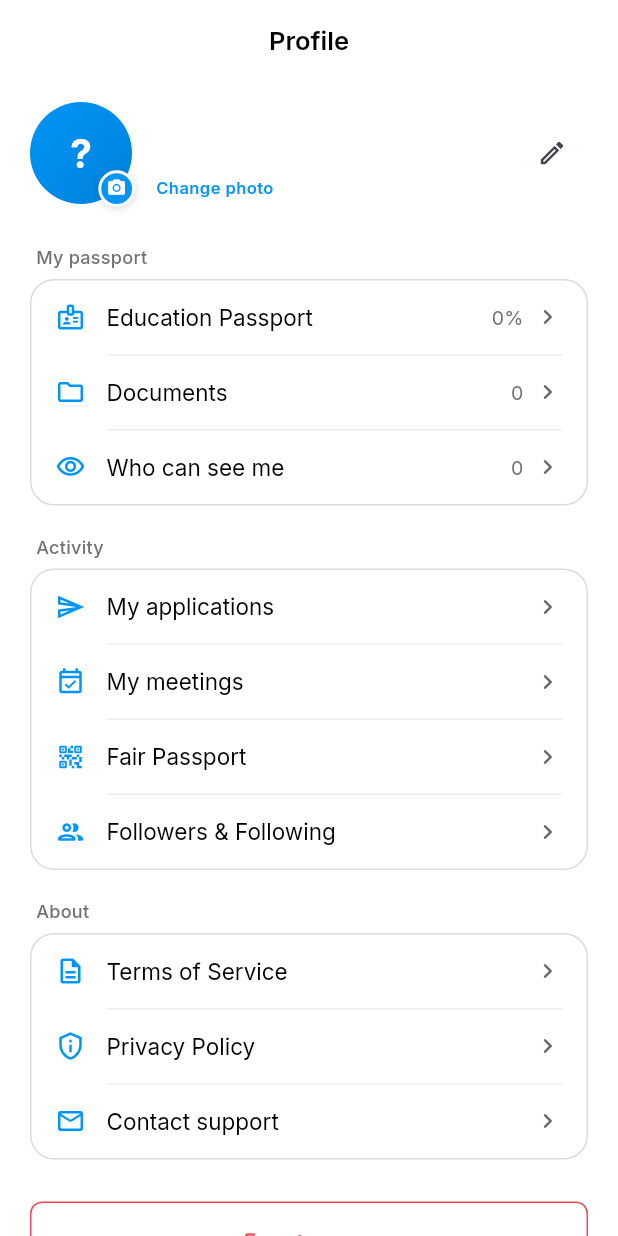
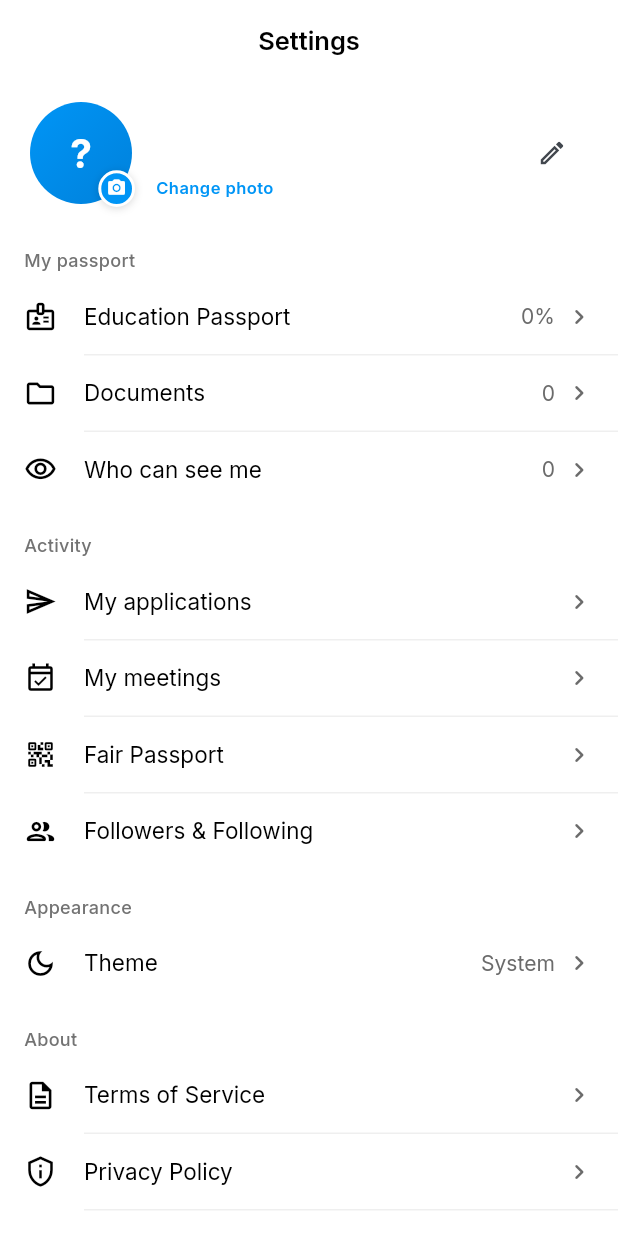
Before and after one commit to RESIDDE/eduxfair, a Flutter app: the ProfileScreen screen opened by its route, on a phone screen of 412 x 824 dp. Run offline on Flutter 3.47's test engine with Material 3 defaults, Android fonts, the phone set to English and light mode, and no system bars; our stand-ins replace cached_network_image, file_picker, flutter_animate, flutter_dotenv, go_router, google_fonts and 11 more; missing offline and left inert: livekit_client, record; accounts and stored records are empty; network calls fail.

Commit message:
Make /profile the settings screen it already was, and add Appearance
Both student "Settings" affordances already pushed /profile, so this screen was
the settings page in all but name. It is now titled and laid out as one:
edge-to-edge rows, section headers, monochrome glyphs — a column of blue icons
reads as a column of links — and sign-out as a marked row rather than a
stranded outlined button.

The Appearance group is the theme override. The picker sheet uses
useRootNavigator, which matters: a sheet pushed on a tab's own navigator sits
inside the shell's scroll listener, so a tall one can retract the nav bar
behind it.

SettingsSection/SettingsRow replaces three near-identical private copies of the
same thing — _Group/_Tile in profile_screen and again in org_more_screen, and
_Item in app_drawer. All three could only put a String at the end of a row,
which is exactly what stopped a control going in one. Only profile_screen is
migrated here, since the institution side is out of scope.

Also: the feed had Colors.green and Colors.blueAccent on two of its compose
shortcuts, outside the palette entirely. And `textOnDark` — a token added for
white text over the dark gradients, with zero call sites — is now wired into
the ten student-side places that used a literal instead. The values are
identical, so nothing moves on screen; the point is that the token stops being
dead and the next person retinting this does not have to find them by eye.

The QR code keeps its fixed white background, with the comment explaining why.

Co-Authored-By: Claude Opus 5 <noreply@anthropic.com>

```diff
--- /dev/null
+++ b/student_app/lib/core/theme/theme_mode_sheet.dart
@@ -0,0 +1,74 @@
+import 'package:flutter/material.dart';
+import 'package:provider/provider.dart';
+
+import 'app_colors.dart';
+import 'theme_provider.dart';
+
+/// Light / Dark / System, as a sheet.
+///
+/// `useRootNavigator: true` matters here: a sheet pushed on a tab's own
+/// navigator sits *inside* the shell's scroll listener, so a tall one can
+/// retract the nav bar behind it.
+Future<void> showThemeModeSheet(BuildContext context) => showModalBottomSheet(
+      context: context,
+      useRootNavigator: true,
+      builder: (_) => const _ThemeModeSheet(),
+    );
+
+class _ThemeModeSheet extends StatelessWidget {
+  const _ThemeModeSheet();
+
+  @override
+  Widget build(BuildContext context) {
+    final colors = context.colors;
+    final text = Theme.of(context).textTheme;
+    final theme = context.watch<ThemeProvider>();
+
+    return SafeArea(
+      top: false,
+      child: Column(
+        mainAxisSize: MainAxisSize.min,
+        crossAxisAlignment: CrossAxisAlignment.start,
+        children: [
+          Padding(
+            padding: const EdgeInsets.fromLTRB(20, 4, 20, 2),
+            child: Text('Appearance', style: text.titleLarge),
+          ),
+          Padding(
+            padding: const EdgeInsets.fromLTRB(20, 0, 20, 8),
+            child: Text(
+              'System follows your phone’s own light and dark setting.',
+              style: text.bodyMedium,
+            ),
+          ),
+          // RadioGroup rather than per-tile groupValue/onChanged, which are
+          // deprecated as of 3.32.
+          RadioGroup<ThemeMode>(
+            groupValue: theme.mode,
+            onChanged: (picked) {
+              if (picked != null) context.read<ThemeProvider>().set(picked);
+            },
+            child: Column(
+              mainAxisSize: MainAxisSize.min,
+              children: [
+                for (final (mode, label, icon) in const [
+                  (ThemeMode.system, 'System', Icons.brightness_auto_outlined),
+                  (ThemeMode.light, 'Light', Icons.light_mode_outlined),
+                  (ThemeMode.dark, 'Dark', Icons.dark_mode_outlined),
+                ])
+                  RadioListTile<ThemeMode>(
+                    value: mode,
+                    activeColor: colors.accent,
+                    title: Text(label, style: text.bodyLarge),
+                    secondary: Icon(icon, color: colors.textPrimary, size: 22),
+                    controlAffinity: ListTileControlAffinity.trailing,
+                  ),
+              ],
+            ),
+          ),
+          const SizedBox(height: 8),
+        ],
+      ),
+    );
+  }
+}
--- /dev/null
+++ b/student_app/lib/core/widgets/settings_section.dart
@@ -0,0 +1,128 @@
+import 'package:flutter/material.dart';
+
+import '../theme/app_colors.dart';
+
+/// One row in a settings list.
+///
+/// A data class rather than a widget so a section can draw its own separators
+/// and corner radii, which it cannot do if it is handed opaque children.
+class SettingsRow {
+  final IconData icon;
+  final String label;
+
+  /// A short value shown at the end of the row — "Dark", "82%", a count.
+  final String? value;
+
+  /// A control in place of the chevron. Takes precedence over [value]'s
+  /// chevron, for rows that toggle rather than navigate.
+  final Widget? trailing;
+
+  final VoidCallback? onTap;
+
+  /// For a destructive or otherwise marked row.
+  final Color? tint;
+
+  const SettingsRow({
+    required this.icon,
+    required this.label,
+    this.value,
+    this.trailing,
+    this.onTap,
+    this.tint,
+  });
+}
+
+/// A titled group of settings rows.
+///
+/// Replaces three near-identical private copies of this — `_Group`/`_Tile` in
+/// `profile_screen.dart` and again in `org_more_screen.dart`, and `_Item` in
+/// `app_drawer.dart`. All three could only put a `String` at the end of a row,
+/// which is exactly what stopped a control from going in one.
+class SettingsSection extends StatelessWidget {
+  final String? title;
+  final List<SettingsRow> rows;
+
+  const SettingsSection({super.key, this.title, required this.rows});
+
+  @override
+  Widget build(BuildContext context) {
+    final colors = context.colors;
+    final text = Theme.of(context).textTheme;
+
+    return Column(
+      crossAxisAlignment: CrossAxisAlignment.start,
+      children: [
+        if (title != null)
+          Padding(
+            padding: const EdgeInsets.fromLTRB(16, 18, 16, 6),
+            child: Text(
+              title!,
+              style: text.labelMedium?.copyWith(color: colors.textSecondary),
+            ),
+          ),
+        for (var i = 0; i < rows.length; i++) ...[
+          _Row(row: rows[i]),
+          if (i < rows.length - 1)
+            Divider(
+              height: 1,
+              color: colors.divider,
+              // Inset to the label, so the separators line up with the text
+              // rather than cutting under the glyphs.
+              indent: 56,
+              endIndent: 0,
+            ),
+        ],
+      ],
+    );
+  }
+}
+
+class _Row extends StatelessWidget {
+  final SettingsRow row;
+
+  const _Row({required this.row});
+
+  @override
+  Widget build(BuildContext context) {
+    final colors = context.colors;
+    final text = Theme.of(context).textTheme;
+    // Instagram's settings rows carry monochrome glyphs. A column of blue
+    // icons reads as a column of links.
+    final tint = row.tint ?? colors.textPrimary;
+
+    return InkWell(
+      onTap: row.onTap,
+      child: Padding(
+        padding: const EdgeInsets.symmetric(horizontal: 16, vertical: 14),
+        child: Row(
+          children: [
+            Icon(row.icon, size: 22, color: tint),
+            const SizedBox(width: 18),
+            Expanded(
+              child: Text(
+                row.label,
+                style: text.bodyLarge?.copyWith(
+                  color: row.tint ?? colors.textPrimary,
+                ),
+              ),
+            ),
+            if (row.trailing != null)
+              row.trailing!
+            else ...[
+              if (row.value != null)
+                Text(
+                  row.value!,
+                  style: text.bodyMedium?.copyWith(color: colors.textLight),
+                ),
+              if (row.onTap != null) ...[
+                const SizedBox(width: 6),
+                Icon(Icons.chevron_right_rounded,
+                    size: 20, color: colors.textLight),
+              ],
+            ],
+          ],
+        ),
+      ),
+    );
+  }
+}
--- a/student_app/lib/features/auth/screens/splash_screen.dart
+++ b/student_app/lib/features/auth/screens/splash_screen.dart
@@ -85,7 +85,7 @@ class _SplashScreenState extends State<SplashScreen> {
               Text(
                 AppConstants.appName,
                 style: Theme.of(context).textTheme.headlineMedium?.copyWith(
-                      color: Colors.white,
+                      color: colors.textOnDark,
                       fontWeight: FontWeight.w700,
                     ),
               ).animate(delay: 200.ms).fadeIn(duration: 400.ms).slideY(begin: 0.3),
@@ -93,7 +93,7 @@ class _SplashScreenState extends State<SplashScreen> {
               Text(
                 AppConstants.appTagline,
                 style: Theme.of(context).textTheme.bodyMedium?.copyWith(
-                      color: Colors.white.withValues(alpha: 0.75),
+                      color: colors.textOnDark.withValues(alpha: 0.75),
                     ),
               ).animate(delay: 350.ms).fadeIn(duration: 400.ms),
             ],
--- a/student_app/lib/features/discover/screens/institution_screen.dart
+++ b/student_app/lib/features/discover/screens/institution_screen.dart
@@ -478,7 +478,7 @@ class _HeaderSliver extends StatelessWidget {
       pinned: true,
       expandedHeight: 220,
       backgroundColor: colors.primary,
-      foregroundColor: Colors.white,
+      foregroundColor: colors.textOnDark,
       flexibleSpace: FlexibleSpaceBar(
         background: Stack(
           fit: StackFit.expand,
@@ -514,7 +514,7 @@ class _HeaderSliver extends StatelessWidget {
                     style: Theme.of(context)
                         .textTheme
                         .labelSmall
-                        ?.copyWith(color: Colors.white),
+                        ?.copyWith(color: colors.textOnDark),
                   ),
                 ),
               ),
@@ -864,7 +864,7 @@ class _Step extends StatelessWidget {
             child: Text(
               '$index',
               style: text.labelMedium?.copyWith(
-                color: Colors.white,
+                color: colors.textOnDark,
                 fontWeight: FontWeight.w700,
               ),
             ),
--- a/student_app/lib/features/fairs/screens/fair_passport_screen.dart
+++ b/student_app/lib/features/fairs/screens/fair_passport_screen.dart
@@ -201,7 +201,7 @@ class _PassCard extends StatelessWidget {
         children: [
           Text(
             fair?.name ?? 'Eduxfair',
-            style: text.titleMedium?.copyWith(color: Colors.white),
+            style: text.titleMedium?.copyWith(color: colors.textOnDark),
             textAlign: TextAlign.center,
           ),
           if (fair != null) ...[
@@ -209,7 +209,7 @@ class _PassCard extends StatelessWidget {
             Text(
               '${fair.location} · ${_formatDate(fair.startsAt)}',
               style: text.bodySmall?.copyWith(
-                color: Colors.white.withValues(alpha: 0.72),
+                color: colors.textOnDark.withValues(alpha: 0.72),
               ),
             ),
           ],
@@ -217,7 +217,7 @@ class _PassCard extends StatelessWidget {
           Container(
             padding: const EdgeInsets.all(16),
             decoration: BoxDecoration(
-              color: Colors.white,
+              color: colors.textOnDark,
               borderRadius: BorderRadius.circular(18),
             ),
             child: QrImageView(
@@ -241,7 +241,7 @@ class _PassCard extends StatelessWidget {
           Text(
             'PASS CODE',
             style: text.labelSmall?.copyWith(
-              color: Colors.white.withValues(alpha: 0.6),
+              color: colors.textOnDark.withValues(alpha: 0.6),
               letterSpacing: 1.4,
               fontWeight: FontWeight.w700,
             ),
@@ -252,7 +252,7 @@ class _PassCard extends StatelessWidget {
           Text(
             registration.displayCode,
             style: text.headlineSmall?.copyWith(
-              color: Colors.white,
+              color: colors.textOnDark,
               letterSpacing: 4,
               fontWeight: FontWeight.w700,
             ),
--- a/student_app/lib/features/profile/screens/profile_screen.dart
+++ b/student_app/lib/features/profile/screens/profile_screen.dart
@@ -9,6 +9,9 @@ import '../../../core/theme/app_colors.dart';
 import '../../../core/utils/profile_photo_sheet.dart';
 import '../../../core/utils/validators.dart';
 import '../../../core/widgets/custom_text_field.dart';
+import '../../../core/theme/theme_mode_sheet.dart';
+import '../../../core/theme/theme_provider.dart';
+import '../../../core/widgets/settings_section.dart';
 import '../../../core/widgets/user_avatar.dart';
 import '../../auth/providers/auth_provider.dart';
 import '../../passport/providers/passport_provider.dart';
@@ -106,8 +109,10 @@ class _ProfileScreenState extends State<ProfileScreen> {
       context: context,
       builder: (context) => AlertDialog(
         title: const Text('Sign out?'),
-        content: const Text('Your passport stays safe and will be here when '
-            'you come back.'),
+        content: const Text(
+          'Your passport stays safe and will be here when '
+          'you come back.',
+        ),
         actions: [
           TextButton(
             onPressed: () => Navigator.of(context).pop(false),
@@ -135,11 +140,15 @@ class _ProfileScreenState extends State<ProfileScreen> {
     final passport = context.watch<PassportProvider>();
 
     return Scaffold(
-      appBar: AppBar(title: const Text('Profile')),
+      appBar: AppBar(title: const Text('Settings')),
       body: ListView(
-        padding: const EdgeInsets.fromLTRB(20, 12, 20, 32),
+        // Rows run edge to edge, as the reference's settings do, so only the
+        // header and the footer are inset.
+        padding: const EdgeInsets.only(bottom: 32),
         children: [
-          Row(
+          Padding(
+            padding: const EdgeInsets.fromLTRB(20, 12, 20, 0),
+            child: Row(
               children: [
                 UserAvatar(
                   avatarUrl: user?.avatarUrl,
@@ -153,7 +162,10 @@ class _ProfileScreenState extends State<ProfileScreen> {
                   child: Column(
                     crossAxisAlignment: CrossAxisAlignment.start,
                     children: [
-                    Text(user?.fullName ?? 'Your name', style: text.titleLarge),
+                      Text(
+                        user?.fullName ?? 'Your name',
+                        style: text.titleLarge,
+                      ),
                       const SizedBox(height: 2),
                       Text(
                         AppConstants.homeCountries[user?.country] ??
@@ -165,7 +177,9 @@ class _ProfileScreenState extends State<ProfileScreen> {
                       InkWell(
                         onTap: _changeAvatar,
                         child: Text(
-                        user?.avatarUrl == null ? 'Add photo' : 'Change photo',
+                          user?.avatarUrl == null
+                              ? 'Add photo'
+                              : 'Change photo',
                           style: text.labelSmall?.copyWith(
                             color: colors.accent,
                             fontWeight: FontWeight.w600,
@@ -182,54 +196,54 @@ class _ProfileScreenState extends State<ProfileScreen> {
                 ),
               ],
             ),
+          ),
 
-          const SizedBox(height: 28),
-          _Group(
+          const SizedBox(height: 12),
+          SettingsSection(
             title: 'My passport',
-            tiles: [
-              _Tile(
+            rows: [
+              SettingsRow(
                 icon: Icons.badge_outlined,
                 label: 'Education Passport',
-                trailing: '${passport.completeness}%',
+                value: '${passport.completeness}%',
                 // `push`, not `go`: this is a detail screen reached from
                 // settings, and replacing the stack left it with no way back.
                 onTap: () => context.push(AppConstants.routePassport),
               ),
-              _Tile(
+              SettingsRow(
                 icon: Icons.folder_outlined,
                 label: 'Documents',
-                trailing: '${passport.documents.length}',
+                value: '${passport.documents.length}',
                 onTap: () => context.push(AppConstants.routeDocuments),
               ),
-              _Tile(
+              SettingsRow(
                 icon: Icons.visibility_outlined,
                 label: 'Who can see me',
-                trailing: '${passport.activeShares.length}',
+                value: '${passport.activeShares.length}',
                 onTap: () => context.push(AppConstants.routeSharing),
               ),
             ],
           ),
 
-          const SizedBox(height: 20),
-          _Group(
+          SettingsSection(
             title: 'Activity',
-            tiles: [
-              _Tile(
+            rows: [
+              SettingsRow(
                 icon: Icons.send_outlined,
                 label: 'My applications',
                 onTap: () => context.push(AppConstants.routeApplications),
               ),
-              _Tile(
+              SettingsRow(
                 icon: Icons.event_available_outlined,
                 label: 'My meetings',
                 onTap: () => context.push(AppConstants.routeAppointments),
               ),
-              _Tile(
+              SettingsRow(
                 icon: Icons.qr_code_2_rounded,
                 label: 'Fair Passport',
                 onTap: () => context.push(AppConstants.routeFairPassport),
               ),
-              _Tile(
+              SettingsRow(
                 icon: Icons.people_outline_rounded,
                 label: 'Followers & Following',
                 onTap: () => context.push(AppConstants.routeStudentFollowers),
@@ -237,11 +251,22 @@ class _ProfileScreenState extends State<ProfileScreen> {
             ],
           ),
 
-          const SizedBox(height: 20),
-          _Group(
+          SettingsSection(
+            title: 'Appearance',
+            rows: [
+              SettingsRow(
+                icon: Icons.dark_mode_outlined,
+                label: 'Theme',
+                value: context.watch<ThemeProvider>().label,
+                onTap: () => showThemeModeSheet(context),
+              ),
+            ],
+          ),
+
+          SettingsSection(
             title: 'About',
-            tiles: [
-              _Tile(
+            rows: [
+              SettingsRow(
                 icon: Icons.description_outlined,
                 label: 'Terms of Service',
                 onTap: () => launchUrl(
@@ -249,7 +274,7 @@ class _ProfileScreenState extends State<ProfileScreen> {
                   mode: LaunchMode.externalApplication,
                 ),
               ),
-              _Tile(
+              SettingsRow(
                 icon: Icons.privacy_tip_outlined,
                 label: 'Privacy Policy',
                 onTap: () => launchUrl(
@@ -257,27 +282,28 @@ class _ProfileScreenState extends State<ProfileScreen> {
                   mode: LaunchMode.externalApplication,
                 ),
               ),
-              _Tile(
+              SettingsRow(
                 icon: Icons.mail_outline_rounded,
                 label: 'Contact support',
-                onTap: () => launchUrl(
-                  Uri.parse('mailto:${AppConstants.supportEmail}'),
-                ),
+                onTap: () =>
+                    launchUrl(Uri.parse('mailto:${AppConstants.supportEmail}')),
               ),
             ],
           ),
 
-          const SizedBox(height: 28),
-          OutlinedButton.icon(
-            onPressed: () => _signOut(context),
-            icon: const Icon(Icons.logout_rounded, size: 18),
-            label: const Text('Sign out'),
-            style: OutlinedButton.styleFrom(
-              foregroundColor: colors.error,
-              side: BorderSide(color: colors.error),
+          const SizedBox(height: 8),
+          SettingsSection(
+            rows: [
+              SettingsRow(
+                icon: Icons.logout_rounded,
+                label: 'Sign out',
+                tint: colors.error,
+                onTap: () => _signOut(context),
               ),
+            ],
           ),
-          const SizedBox(height: 16),
+
+          const SizedBox(height: 20),
           Center(
             child: Text(
               '${AppConstants.appName} ${AppConstants.appVersion}',
@@ -289,92 +315,3 @@ class _ProfileScreenState extends State<ProfileScreen> {
     );
   }
 }
-
-class _Tile {
-  final IconData icon;
-  final String label;
-  final String? trailing;
-  final VoidCallback onTap;
-
-  const _Tile({
-    required this.icon,
-    required this.label,
-    this.trailing,
-    required this.onTap,
-  });
-}
-
-class _Group extends StatelessWidget {
-  final String title;
-  final List<_Tile> tiles;
-
-  const _Group({required this.title, required this.tiles});
-
-  @override
-  Widget build(BuildContext context) {
-    final colors = context.colors;
-    final text = Theme.of(context).textTheme;
-
-    return Column(
-      crossAxisAlignment: CrossAxisAlignment.start,
-      children: [
-        Padding(
-          padding: const EdgeInsets.only(left: 4, bottom: 8),
-          child: Text(
-            title,
-            style: text.labelMedium?.copyWith(color: colors.textSecondary),
-          ),
-        ),
-        Container(
-          decoration: BoxDecoration(
-            color: colors.surface,
-            borderRadius: BorderRadius.circular(16),
-            border: Border.all(color: colors.border),
-          ),
-          child: Column(
-            children: [
-              for (var i = 0; i < tiles.length; i++) ...[
-                InkWell(
-                  onTap: tiles[i].onTap,
-                  borderRadius: BorderRadius.vertical(
-                    top: Radius.circular(i == 0 ? 16 : 0),
-                    bottom: Radius.circular(i == tiles.length - 1 ? 16 : 0),
-                  ),
-                  child: Padding(
-                    padding: const EdgeInsets.symmetric(
-                        horizontal: 16, vertical: 14),
-                    child: Row(
-                      children: [
-                        Icon(tiles[i].icon, size: 20, color: colors.accent),
-                        const SizedBox(width: 14),
-                        Expanded(
-                          child:
-                              Text(tiles[i].label, style: text.bodyLarge),
-                        ),
-                        if (tiles[i].trailing != null)
-                          Text(
-                            tiles[i].trailing!,
-                            style: text.bodySmall
-                                ?.copyWith(color: colors.textSecondary),
-                          ),
-                        const SizedBox(width: 6),
-                        Icon(Icons.chevron_right_rounded,
-                            size: 20, color: colors.textLight),
-                      ],
-                    ),
-                  ),
-                ),
-                if (i < tiles.length - 1)
-                  Divider(
-                      height: 1,
-                      color: colors.divider,
-                      indent: 50,
-                      endIndent: 16),
-              ],
-            ],
-          ),
-        ),
-      ],
-    );
-  }
-}
--- a/student_app/lib/features/social/screens/feed_screen.dart
+++ b/student_app/lib/features/social/screens/feed_screen.dart
@@ -861,7 +861,7 @@ class _FeedListState extends State<_FeedList>
               _ComposeQuickAction(
                 icon: Icons.image_rounded,
                 label: 'Photo',
-                color: Colors.green,
+                color: colors.success,
                 onTap: () => context.push(AppConstants.routeCompose),
               ),
               _ComposeQuickAction(
@@ -873,7 +873,7 @@ class _FeedListState extends State<_FeedList>
               _ComposeQuickAction(
                 icon: Icons.public_rounded,
                 label: 'Public Feed',
-                color: Colors.blueAccent,
+                color: colors.info,
                 onTap: () => context.push(AppConstants.routeCompose),
               ),
             ],
```
Also changed, not shown: 3 other files. Lines whose indentation alone changed are shown as unchanged.
